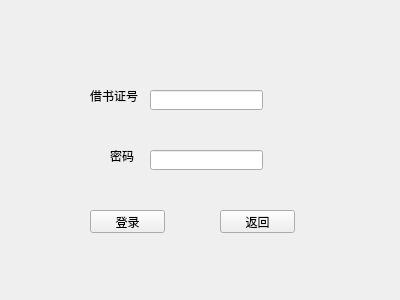
First picture: the form in admin_login.ui, repository guojin9001/database, before the edit.
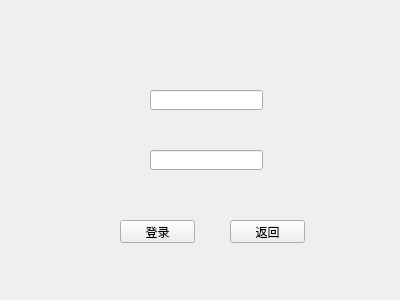
Second picture: the form after the edit. Icons and pictures are not drawn.

What changed in the file:
```diff
--- a/admin_login.ui
+++ b/admin_login.ui
@@ -16,8 +16,8 @@
   <widget class="QPushButton" name="pushButton">
    <property name="geometry">
     <rect>
-     <x>220</x>
-     <y>210</y>
+     <x>230</x>
+     <y>220</y>
      <width>75</width>
      <height>23</height>
     </rect>
@@ -29,12 +29,18 @@
   <widget class="QPushButton" name="pushButton_2">
    <property name="geometry">
     <rect>
-     <x>90</x>
-     <y>210</y>
+     <x>120</x>
+     <y>220</y>
      <width>75</width>
      <height>23</height>
     </rect>
    </property>
+   <property name="whatsThis">
+    <string>&lt;html&gt;&lt;head/&gt;&lt;body&gt;&lt;p&gt;登录&lt;/p&gt;&lt;/body&gt;&lt;/html&gt;</string>
+   </property>
+   <property name="styleSheet">
+    <string notr="true"/>
+   </property>
    <property name="text">
     <string>登录</string>
    </property>
@@ -42,27 +48,33 @@
   <widget class="QLabel" name="label">
    <property name="geometry">
     <rect>
-     <x>90</x>
+     <x>100</x>
      <y>90</y>
-     <width>54</width>
-     <height>12</height>
+     <width>41</width>
+     <height>31</height>
     </rect>
    </property>
+   <property name="styleSheet">
+    <string notr="true">image: url(:/png/account_circle_128px_1181629_easyicon.net.png);</string>
+   </property>
    <property name="text">
-    <string>借书证号</string>
+    <string/>
    </property>
   </widget>
   <widget class="QLabel" name="label_2">
    <property name="geometry">
     <rect>
-     <x>110</x>
-     <y>150</y>
-     <width>54</width>
-     <height>12</height>
+     <x>90</x>
+     <y>140</y>
+     <width>51</width>
+     <height>31</height>
     </rect>
    </property>
+   <property name="styleSheet">
+    <string notr="true">image: url(:/png/Password_shopping_512px_1178345_easyicon.net.png);</string>
+   </property>
    <property name="text">
-    <string>密码</string>
+    <string/>
    </property>
   </widget>
   <widget class="QLineEdit" name="lineEdit">
```
Left out of the diff: 6 changed lines with no effect on the pictures.
